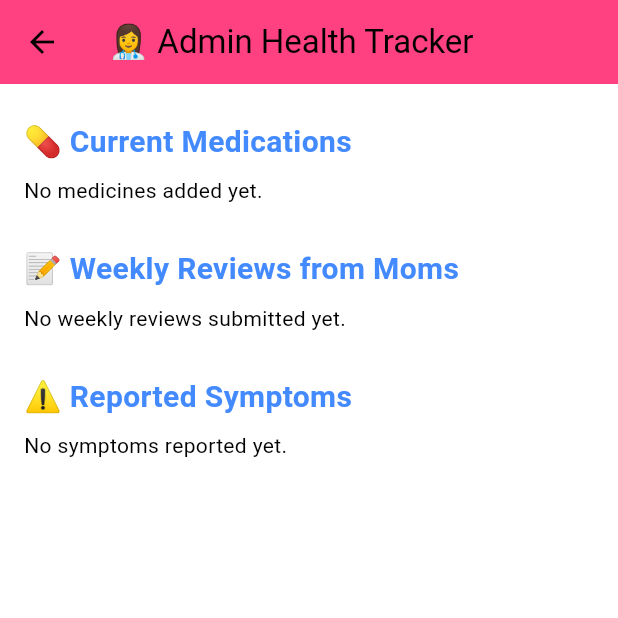
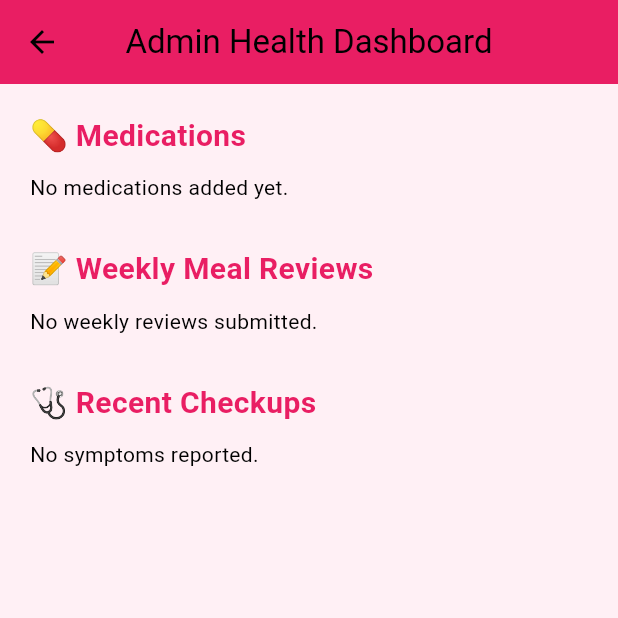
Before and after one commit to AnneTUYISHIME/nourish_baby_app2, a Flutter app: the AdminDashboardScreen screen opened directly, after a tap on "🩺 Health Checkups", on a phone screen of 412 x 824 dp, the top half of it. Run offline on Flutter 3.47's test engine with Material 3 defaults, Android fonts, the phone set to English and light mode, and no system bars; our stand-ins replace cloud_firestore, firebase_core, firebase_messaging, fl_chart, flutter_local_notifications, sqflite and 1 more; accounts and stored records are empty.

```diff
--- a/lib/Admin_screen/Admin_healthTracker.dart
+++ b/lib/Admin_screen/Admin_healthTracker.dart
@@ -2,244 +2,140 @@ import 'package:flutter/material.dart';
 import 'package:cloud_firestore/cloud_firestore.dart';
 import 'package:firebase_core/firebase_core.dart';
 
-
-class AdminHealthScreen extends StatefulWidget {
-  const AdminHealthScreen({Key? key}) : super(key: key);
-
-  @override
-  _AdminHealthScreenState createState() => _AdminHealthScreenState();
-}
-
-class _AdminHealthScreenState extends State<AdminHealthScreen> {
-  final FirebaseFirestore _firestore = FirebaseFirestore.instance;
-  final TextEditingController _reviewReplyController = TextEditingController();
-  final TextEditingController _symptomResponseController = TextEditingController();
-  final TextEditingController _reminderController = TextEditingController();
-
-  final String babyId = "baby1"; // Dynamically set if needed
+class AdminHealthDashboard extends StatelessWidget {
+  const AdminHealthDashboard({super.key});
 
   @override
   Widget build(BuildContext context) {
     return Scaffold(
       appBar: AppBar(
-        title: const Text("👩‍⚕️ Admin Health Tracker"),
-        backgroundColor: Colors.pinkAccent,
+        title: const Text('Admin Health Dashboard'),
+        backgroundColor: Colors.pink,
+        centerTitle: true,
       ),
+      backgroundColor: const Color(0xFFFFF0F5),
       body: SingleChildScrollView(
-        padding: const EdgeInsets.all(16),
+        padding: const EdgeInsets.all(20),
         child: Column(
           crossAxisAlignment: CrossAxisAlignment.start,
           children: [
-            sectionTitle("💊 Current Medications"),
-            _buildMedicines(),
-            const SizedBox(height: 20),
-            sectionTitle("📝 Weekly Reviews from Moms"),
-            _buildWeeklyReviews(),
-            const SizedBox(height: 20),
-            sectionTitle("⚠️ Reported Symptoms"),
-            _buildSymptoms(),
+            _buildSectionTitle("💊 Medications"),
+            _buildMedicationsSection(),
+
+            const SizedBox(height: 30),
+            _buildSectionTitle("📝 Weekly Meal Reviews"),
+            _buildWeeklyReviewsSection(),
+
+            const SizedBox(height: 30),
+            _buildSectionTitle("🩺 Recent Checkups"),
+            _buildCheckupsSection(),
           ],
         ),
       ),
     );
   }
 
-  Widget sectionTitle(String title) {
+  Widget _buildSectionTitle(String title) {
     return Padding(
-      padding: const EdgeInsets.symmetric(vertical: 8.0),
+      padding: const EdgeInsets.only(bottom: 10),
       child: Text(
         title,
-        style: const TextStyle(fontSize: 20, fontWeight: FontWeight.bold, color: Colors.blueAccent),
+        style: const TextStyle(
+            fontSize: 20, fontWeight: FontWeight.bold, color: Colors.pink),
       ),
     );
   }
 
-  Widget _buildMedicines() {
-    return StreamBuilder(
-      stream: _firestore
-          .collection('babies')
-          .doc(babyId)
-          .collection('health_tracker')
-          .doc('current_medications')
-          .collection('meds')
-          .snapshots(),
+  Widget _buildMedicationsSection() {
+    return StreamBuilder<QuerySnapshot>(
+      stream: FirebaseFirestore.instance.collection('medications').snapshots(),
       builder: (context, snapshot) {
-        if (!snapshot.hasData) return const Center(child: CircularProgressIndicator());
+        if (snapshot.hasError) {
+          return const Text("Something went wrong");
+        }
+        if (snapshot.connectionState == ConnectionState.waiting) {
+          return const CircularProgressIndicator();
+        }
+        if (snapshot.data!.docs.isEmpty) {
+          return const Text("No medications added yet.");
+        }
 
-        final meds = snapshot.data!.docs;
-        if (meds.isEmpty) return const Text("No medicines added yet.");
-
-        return ListView.builder(
-          shrinkWrap: true,
-          physics: const NeverScrollableScrollPhysics(),
-          itemCount: meds.length,
-          itemBuilder: (context, index) {
-            final data = meds[index].data();
+        return Column(
+          children: snapshot.data!.docs.map((doc) {
+            final data = doc.data() as Map<String, dynamic>;
             return Card(
-              color: Colors.white,
               child: ListTile(
-                leading: const Icon(Icons.medication, color: Colors.purple),
-                title: Text("${data['name']} (${data['quantity']})"),
-                subtitle: Text("⏱ Every ${data['interval']} hrs at ${data['time']}"),
-                trailing: IconButton(
-                  icon: const Icon(Icons.alarm, color: Colors.redAccent),
-                  onPressed: () {
-                    _showReminderDialog(data['name']);
-                  },
-                ),
+                leading: const Icon(Icons.medication, color: Colors.pink),
+                title: Text('${data['baby']} - ${data['medicine']}'),
+                subtitle: Text(
+                    'Qty: ${data['quantity']}, Interval: ${data['interval']}'),
               ),
             );
-          },
+          }).toList(),
         );
       },
     );
   }
 
-  Widget _buildWeeklyReviews() {
-    return StreamBuilder(
-      stream: _firestore
-          .collection('babies')
-          .doc(babyId)
-          .collection('health_tracker')
-          .doc('weekly_reviews')
-          .collection('reviews')
-          .snapshots(),
+  Widget _buildWeeklyReviewsSection() {
+    return StreamBuilder<QuerySnapshot>(
+      stream: FirebaseFirestore.instance.collection('weekly_reviews').snapshots(),
       builder: (context, snapshot) {
-        if (!snapshot.hasData) return const CircularProgressIndicator();
+        if (snapshot.hasError) return const Text("Error loading reviews.");
+        if (snapshot.connectionState == ConnectionState.waiting) {
+          return const CircularProgressIndicator();
+        }
+        if (snapshot.data!.docs.isEmpty) {
+          return const Text("No weekly reviews submitted.");
+        }
 
-        final reviews = snapshot.data!.docs;
-        if (reviews.isEmpty) return const Text("No weekly reviews submitted yet.");
-
-        return ListView.builder(
-          shrinkWrap: true,
-          physics: const NeverScrollableScrollPhysics(),
-          itemCount: reviews.length,
-          itemBuilder: (context, index) {
-            final data = reviews[index].data();
+        return Column(
+          children: snapshot.data!.docs.map((doc) {
+            final data = doc.data() as Map<String, dynamic>;
             return Card(
               child: ListTile(
-                title: Text("📩 Review: ${data['text']}"),
-                subtitle: data['reply'] != null
-                    ? Text("🗣️ Admin Reply: ${data['reply']}")
-                    : const Text("🕒 Awaiting admin reply"),
-                trailing: IconButton(
-                  icon: const Icon(Icons.reply),
-                  onPressed: () {
-                    _showReplyDialog(
-                      reviews[index].id,
-                      "reviews",
-                      _reviewReplyController,
-                    );
-                  },
-                ),
+                leading: const Icon(Icons.comment, color: Colors.blue),
+                title: const Text("Weekly Review"),
+                subtitle: Text(data['review'] ?? 'No content'),
               ),
             );
-          },
+          }).toList(),
         );
       },
     );
   }
 
-  Widget _buildSymptoms() {
-    return StreamBuilder(
-      stream: _firestore
-          .collection('babies')
-          .doc(babyId)
-          .collection('health_tracker')
-          .doc('symptoms')
-          .collection('symptoms_data')
-          .snapshots(),
+  Widget _buildCheckupsSection() {
+    return StreamBuilder<QuerySnapshot>(
+      stream: FirebaseFirestore.instance.collection('checkups').snapshots(),
       builder: (context, snapshot) {
-        if (!snapshot.hasData) return const CircularProgressIndicator();
+        if (snapshot.hasError) return const Text("Error loading checkups.");
+        if (snapshot.connectionState == ConnectionState.waiting) {
+          return const CircularProgressIndicator();
+        }
+        if (snapshot.data!.docs.isEmpty) {
+          return const Text("No symptoms reported.");
+        }
 
-        final symptoms = snapshot.data!.docs;
-        if (symptoms.isEmpty) return const Text("No symptoms reported yet.");
-
-        return ListView.builder(
-          shrinkWrap: true,
-          physics: const NeverScrollableScrollPhysics(),
-          itemCount: symptoms.length,
-          itemBuilder: (context, index) {
-            final data = symptoms[index].data();
+        return Column(
+          children: snapshot.data!.docs.map((doc) {
+            final data = doc.data() as Map<String, dynamic>;
             return Card(
               child: ListTile(
-                title: Text("📅 ${data['day']} - ${data['description']}"),
-                subtitle: data['admin_response'] != null
-                    ? Text("🗨️ Response: ${data['admin_response']}")
-                    : const Text("🕒 Awaiting admin response"),
-                trailing: IconButton(
-                  icon: const Icon(Icons.comment),
-                  onPressed: () {
-                    _showReplyDialog(
-                      symptoms[index].id,
-                      "symptoms_data",
-                      _symptomResponseController,
-                    );
-                  },
+                leading: const Icon(Icons.health_and_safety, color: Colors.green),
+                title: Text('Date: ${data['date']}'),
+                subtitle: Column(
+                  crossAxisAlignment: CrossAxisAlignment.start,
+                  children: [
+                    Text('Symptoms: ${data['symptoms']}'),
+                    Text('Bad Food: ${data['badFood']}'),
+                  ],
                 ),
               ),
             );
-          },
+          }).toList(),
         );
       },
     );
   }
-
-  void _showReminderDialog(String medicineName) {
-    showDialog(
-      context: context,
-      builder: (_) => AlertDialog(
-        title: Text("Set Reminder for $medicineName"),
-        content: TextField(
-          controller: _reminderController,
-          decoration: const InputDecoration(labelText: "Reminder message"),
-        ),
-        actions: [
-          TextButton(
-            onPressed: () {
-              Navigator.pop(context);
-              ScaffoldMessenger.of(context).showSnackBar(
-                SnackBar(content: Text("Reminder set for $medicineName")),
-              );
-              _reminderController.clear();
-            },
-            child: const Text("Set"),
-          ),
-        ],
-      ),
-    );
-  }
-
-  void _showReplyDialog(String docId, String collection, TextEditingController controller) {
-    showDialog(
-      context: context,
-      builder: (_) => AlertDialog(
-        title: const Text("Reply"),
-        content: TextField(
-          controller: controller,
-          decoration: const InputDecoration(labelText: "Enter your reply"),
-        ),
-        actions: [
-          TextButton(
-            onPressed: () async {
-              await _firestore
-                  .collection('babies')
-                  .doc(babyId)
-                  .collection('health_tracker')
-                  .doc(collection == "reviews" ? "weekly_reviews" : "symptoms")
-                  .collection(collection)
-                  .doc(docId)
-                  .update({
-                collection == "reviews" ? "reply" : "admin_response": controller.text
-              });
-
-              Navigator.pop(context);
-              controller.clear();
-            },
-            child: const Text("Send"),
-          ),
-        ],
-      ),
-    );
-  }
 }
--- a/lib/Admin_screen/admin_home.dart
+++ b/lib/Admin_screen/admin_home.dart
@@ -110,7 +110,7 @@ class _AdminDashboardScreenState extends State<AdminDashboardScreen> {
               onTap: () {
                 Navigator.push(
                   context,
-                  MaterialPageRoute(builder: (context) => const AdminHealthScreen()),
+                  MaterialPageRoute(builder: (context) => const AdminHealthDashboard()),
                 );
               },
             ),
@@ -201,7 +201,7 @@ class _AdminDashboardScreenState extends State<AdminDashboardScreen> {
               onTap: () {
                 Navigator.push(
                   context,
-                  MaterialPageRoute(builder: (context) =>  AdminHealthScreen()),
+                  MaterialPageRoute(builder: (context) =>  AdminHealthDashboard ()),
                 );
               },
             ),
```
Also changed, not shown: lib/screens/Health_tracker.dart (+31 -8 lines).
